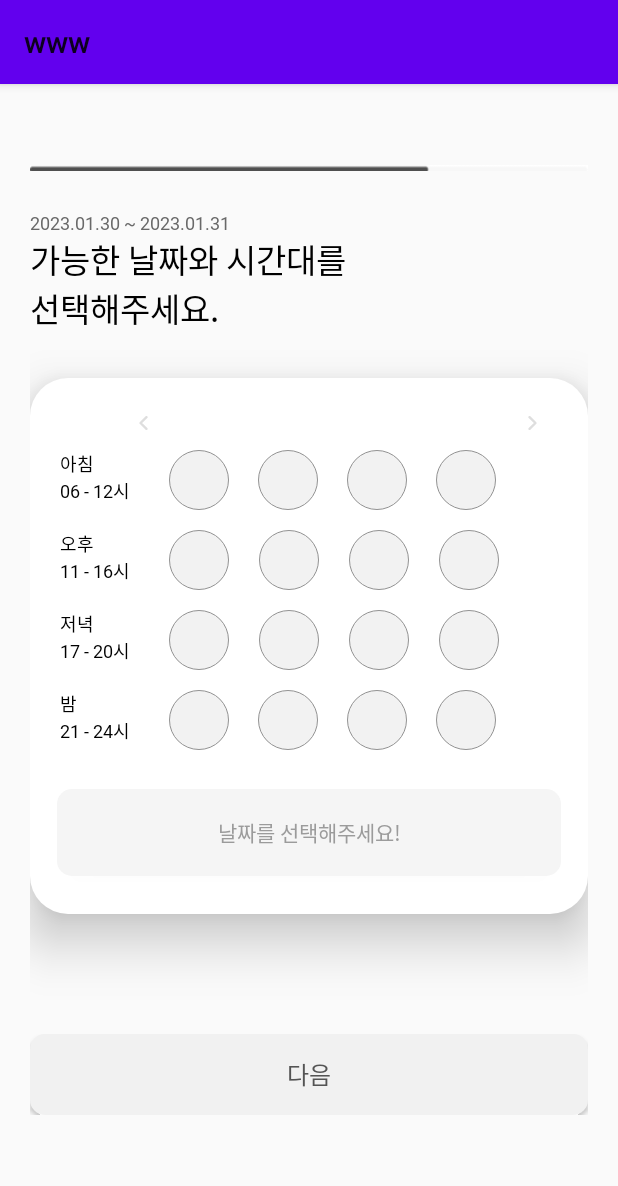
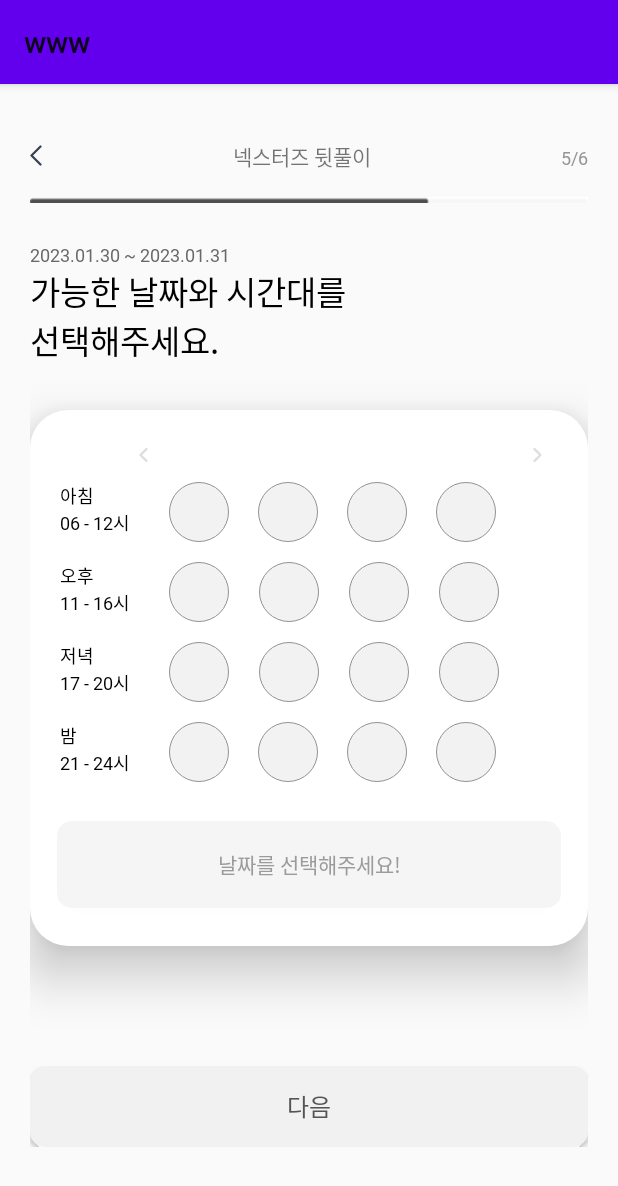
Before and after one commit to Nexters/www-android, an Android app: the screen it shows after launch (MainActivity), on a phone screen of 412 x 824 dp. Shown: the top 1186 px of the screen. Run offline under Robolectric (Android 15) with nearby library versions, the phone set to English and light mode, and no system bars.

Commit message:
[chore] #6 Presenters 추가

```diff
--- /dev/null
+++ b/app/src/main/res/drawable/vector_big_left.xml
@@ -0,0 +1,13 @@
+<vector xmlns:android="http://schemas.android.com/apk/res/android"
+    android:width="8dp"
+    android:height="14dp"
+    android:viewportWidth="8"
+    android:viewportHeight="14">
+  <path
+      android:pathData="M7,1L1,7L7,13"
+      android:strokeLineJoin="round"
+      android:strokeWidth="1.5"
+      android:fillColor="#00000000"
+      android:strokeColor="#374151"
+      android:strokeLineCap="round"/>
+</vector>
--- a/app/src/main/res/layout/activity_main.xml
+++ b/app/src/main/res/layout/activity_main.xml
@@ -13,10 +13,50 @@
         android:layout_width="match_parent"
         android:layout_height="wrap_content"
         android:orientation="vertical"
-        android:layout_marginTop="53dp"
+        android:layout_marginTop="37dp"
         app:layout_constraintTop_toTopOf="parent"
         app:layout_constraintEnd_toEndOf="parent"
         app:layout_constraintStart_toStartOf="parent">
+
+        <LinearLayout
+            android:layout_width="wrap_content"
+            android:layout_height="wrap_content"
+            android:layout_marginBottom="16dp"
+            android:orientation="horizontal">
+
+            <ImageView
+                android:layout_width="wrap_content"
+                android:layout_height="wrap_content"
+                android:layout_gravity="center"
+                android:src="@drawable/vector_big_left"/>
+
+            <View
+                android:layout_width="0dp"
+                android:layout_height="0dp"
+                android:layout_weight="1" />
+
+
+            <TextView
+                android:layout_width="wrap_content"
+                android:layout_height="wrap_content"
+                android:text="넥스터즈 뒷풀이"
+                android:gravity="center"/>
+
+            <View
+                android:layout_width="0dp"
+                android:layout_height="0dp"
+                android:layout_weight="1" />
+
+
+            <TextView
+                android:layout_width="wrap_content"
+                android:layout_height="wrap_content"
+                android:text="5/6"
+                android:textSize="12dp"
+                android:textColor="#949494"
+                android:fontFamily="@font/spoqa_han_sans_regular"/>
+
+        </LinearLayout>
 
         <ImageView
             android:id="@+id/status_bar_meeting_process5"
@@ -78,6 +118,7 @@
                 android:layout_height="wrap_content"
                 android:layout_marginTop="25dp"
                 android:layout_marginEnd="15dp"
+                android:layout_gravity="center_vertical"
                 android:layout_marginStart="72dp"
                 android:orientation="horizontal">
 
@@ -85,6 +126,7 @@
                     android:id="@+id/vector_left_meeting_date"
                     android:layout_width="wrap_content"
                     android:layout_height="wrap_content"
+                    android:layout_gravity="center_vertical"
                     android:src="@drawable/vector_left"/>
 
                 <View
@@ -93,9 +135,10 @@
                     android:layout_weight="1" />
 
                 <androidx.recyclerview.widget.RecyclerView
-                    android:layout_width="wrap_content"
+                    android:layout_width="215dp"
                     android:layout_height="wrap_content"
                     android:layout_marginStart="20dp"
+                    android:layout_marginEnd="20dp"
                     tools:listitem="@layout/item_date_process5"
                     app:layoutManager="androidx.recyclerview.widget.LinearLayoutManager"
                     android:orientation="horizontal"/>
@@ -103,9 +146,9 @@
                 <ImageView
                     android:layout_width="wrap_content"
                     android:layout_height="wrap_content"
-                    android:src="@drawable/vector_right"
+                    android:layout_gravity="center_vertical"
                     android:layout_marginEnd="18dp"
-                    android:layout_marginStart="20dp"/>
+                    android:src="@drawable/vector_right" />
 
             </LinearLayout>
 
--- a/app/src/main/res/layout/item_date_process5.xml
+++ b/app/src/main/res/layout/item_date_process5.xml
@@ -9,6 +9,8 @@
         android:layout_width="wrap_content"
         android:layout_height="wrap_content"
         android:gravity="center_horizontal"
+        android:layout_marginStart="5dp"
+        android:layout_marginEnd="40dp"
         app:layout_constraintTop_toTopOf="parent"
         app:layout_constraintStart_toStartOf="parent"
         app:layout_constraintEnd_toEndOf="parent"
```
